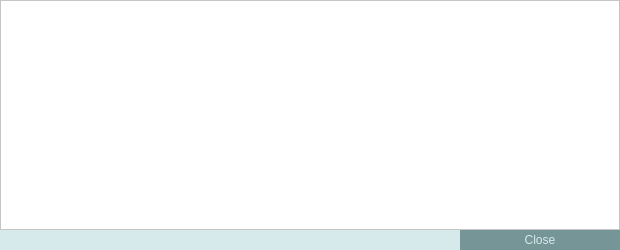
Above: src/qt/forms/transactiondescdialog.ui from HashCoin/ElectricCoin before the change. Below: the same form after it.
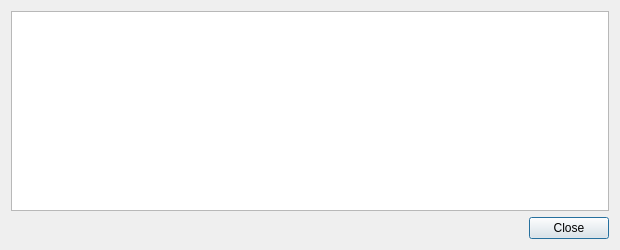
That is the form after the change.

Patch:
```diff
--- a/src/qt/forms/transactiondescdialog.ui
+++ b/src/qt/forms/transactiondescdialog.ui
@@ -10,173 +10,12 @@
     <height>250</height>
    </rect>
   </property>
-  <property name="palette">
-   <palette>
-    <active>
-     <colorrole role="Button">
-      <brush brushstyle="SolidPattern">
-       <color alpha="255">
-        <red>215</red>
-        <green>234</green>
-        <blue>235</blue>
-       </color>
-      </brush>
-     </colorrole>
-     <colorrole role="Base">
-      <brush brushstyle="SolidPattern">
-       <color alpha="255">
-        <red>215</red>
-        <green>234</green>
-        <blue>235</blue>
-       </color>
-      </brush>
-     </colorrole>
-     <colorrole role="Window">
-      <brush brushstyle="SolidPattern">
-       <color alpha="255">
-        <red>215</red>
-        <green>234</green>
-        <blue>235</blue>
-       </color>
-      </brush>
-     </colorrole>
-    </active>
-    <inactive>
-     <colorrole role="Button">
-      <brush brushstyle="SolidPattern">
-       <color alpha="255">
-        <red>215</red>
-        <green>234</green>
-        <blue>235</blue>
-       </color>
-      </brush>
-     </colorrole>
-     <colorrole role="Base">
-      <brush brushstyle="SolidPattern">
-       <color alpha="255">
-        <red>215</red>
-        <green>234</green>
-        <blue>235</blue>
-       </color>
-      </brush>
-     </colorrole>
-     <colorrole role="Window">
-      <brush brushstyle="SolidPattern">
-       <color alpha="255">
-        <red>215</red>
-        <green>234</green>
-        <blue>235</blue>
-       </color>
-      </brush>
-     </colorrole>
-    </inactive>
-    <disabled>
-     <colorrole role="Button">
-      <brush brushstyle="SolidPattern">
-       <color alpha="255">
-        <red>215</red>
-        <green>234</green>
-        <blue>235</blue>
-       </color>
-      </brush>
-     </colorrole>
-     <colorrole role="Base">
-      <brush brushstyle="SolidPattern">
-       <color alpha="255">
-        <red>215</red>
-        <green>234</green>
-        <blue>235</blue>
-       </color>
-      </brush>
-     </colorrole>
-     <colorrole role="Window">
-      <brush brushstyle="SolidPattern">
-       <color alpha="255">
-        <red>215</red>
-        <green>234</green>
-        <blue>235</blue>
-       </color>
-      </brush>
-     </colorrole>
-    </disabled>
-   </palette>
-  </property>
   <property name="windowTitle">
    <string>Transaction details</string>
   </property>
   <layout class="QVBoxLayout" name="verticalLayout">
-   <property name="spacing">
-    <number>0</number>
-   </property>
-   <property name="margin">
-    <number>0</number>
-   </property>
    <item>
     <widget class="QTextEdit" name="detailText">
-     <property name="palette">
-      <palette>
-       <active>
-        <colorrole role="Base">
-         <brush brushstyle="SolidPattern">
-          <color alpha="255">
-           <red>255</red>
-           <green>255</green>
-           <blue>255</blue>
-          </color>
-         </brush>
-        </colorrole>
-        <colorrole role="Window">
-         <brush brushstyle="SolidPattern">
-          <color alpha="255">
-           <red>255</red>
-           <green>255</green>
-           <blue>255</blue>
-          </color>
-         </brush>
-        </colorrole>
-       </active>
-       <inactive>
-        <colorrole role="Base">
-         <brush brushstyle="SolidPattern">
-          <color alpha="255">
-           <red>255</red>
-           <green>255</green>
-           <blue>255</blue>
-          </color>
-         </brush>
-        </colorrole>
-        <colorrole role="Window">
-         <brush brushstyle="SolidPattern">
-          <color alpha="255">
-           <red>255</red>
-           <green>255</green>
-           <blue>255</blue>
-          </color>
-         </brush>
-        </colorrole>
-       </inactive>
-       <disabled>
-        <colorrole role="Base">
-         <brush brushstyle="SolidPattern">
-          <color alpha="255">
-           <red>255</red>
-           <green>255</green>
-           <blue>255</blue>
-          </color>
-         </brush>
-        </colorrole>
-        <colorrole role="Window">
-         <brush brushstyle="SolidPattern">
-          <color alpha="255">
-           <red>255</red>
-           <green>255</green>
-           <blue>255</blue>
-          </color>
-         </brush>
-        </colorrole>
-       </disabled>
-      </palette>
-     </property>
      <property name="toolTip">
       <string>This pane shows a detailed description of the transaction</string>
      </property>
@@ -187,25 +26,6 @@
    </item>
    <item>
     <widget class="QDialogButtonBox" name="buttonBox">
-     <property name="styleSheet">
-      <string notr="true">QPushButton {
-	background-color: #769597;
-	color: #d7eaeb;
-	border: 0px solid gray;
-	max-height: 20px;
-	min-height: 20px;
-	max-width: 160px;
-	min-width: 160px;
-}
-
-QPushButton:hover {
-	background-color: #1cbbb4;
-}
-
-QPushButton:pressed:flat {
-	background-color: #00a99d;
-}</string>
-     </property>
      <property name="orientation">
       <enum>Qt::Horizontal</enum>
      </property>
```
